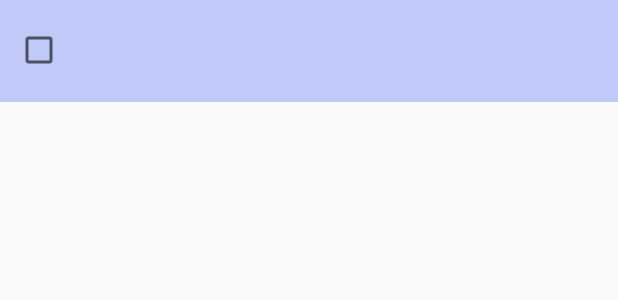
After one commit to javiGeno/vocLearn, an Android app: the layout layout_diccionario_seleccion.xml on its own in the app's theme, with its tools: preview values and no code run, on a phone screen of 412 x 824 dp. The commit adds this screen. Shown: the top 300 px of the screen. Run offline under Robolectric (Android 15) with nearby library versions, the phone set to English and light mode, and no system bars.

Commit message:
Comienzo seleccion entradas para grupo o conjunto

```diff
--- a/app/src/main/java/morajavier/pdm/voclearn/Adapter/AdapterConjuntos.kt
+++ b/app/src/main/java/morajavier/pdm/voclearn/Adapter/AdapterConjuntos.kt
@@ -109,9 +109,11 @@ class AdapterConjuntos( var items: MutableList<Conjunto>, val contenedorPadre :
 
                     //INSERTAMOS EN LA LISTA DEL CONJUNTO ACTUAL EL CUAL HA ESCUCHADO EL EVENTO
                     CRUDConjuntos.insertarEntradaEnEntradas(conjuntoEscucha, objetoMovido!!)
+
                     //QUITAMOS DE LA LISTA DE LA CARPETA, LA ENTRADA MOVIDA "objetoMovido"
                     //contenedorPadre.carpeta PUEDE SER UN Grupo O UN Conjunto
-                    adapter.quitarEntradaLista( objetoMovido, contenedorPadre.carpeta, posicionEntrada)
+                    //*********comentamos la línea por que es interesante que se mantenga en la carpeta padre también*******
+                   //adapter.quitarEntradaLista( objetoMovido, contenedorPadre.carpeta, posicionEntrada)
 
                     // CAMBIAMOS EL FONDO CUANDO EL OBJETO SE ARROJA ENCIMA DEL OBJETO QUE ESCUCHA
                     v.setBackgroundResource(R.drawable.borde_circular)
--- a/app/src/main/res/layout/barra_atras.xml
+++ b/app/src/main/res/layout/barra_atras.xml
@@ -20,7 +20,6 @@
         android:id="@+id/texto_nombre_carpeta"
         android:layout_width="match_parent"
         android:layout_height="35dp"
-        android:layout_alignParentRight="true"
         android:layout_marginStart="@dimen/margen1"
         android:layout_marginLeft="@dimen/margen1"
         android:layout_marginTop="@dimen/margen1"
@@ -28,13 +27,11 @@
         android:layout_marginRight="@dimen/margen1"
         android:layout_marginBottom="@dimen/margen1"
         android:layout_toRightOf="@id/btn_atras"
-        android:gravity="end"
+        android:gravity="center"
         android:text="HOLA"
-        android:textAlignment="textEnd"
         android:textColor="@android:color/holo_orange_dark"
         android:textSize="24sp"
         android:textStyle="bold"
-        android:layout_alignParentEnd="true"
         android:layout_toEndOf="@id/btn_atras" />
 
 </RelativeLayout>
--- /dev/null
+++ b/app/src/main/res/layout/layout_diccionario_seleccion.xml
@@ -0,0 +1,78 @@
+<?xml version="1.0" encoding="utf-8"?>
+<RelativeLayout xmlns:android="http://schemas.android.com/apk/res/android"
+    xmlns:app="http://schemas.android.com/apk/res-auto"
+    android:orientation="vertical"
+    android:layout_width="match_parent"
+    android:layout_height="match_parent"
+    >
+
+
+    <LinearLayout
+        android:id="@+id/click_detalle"
+        android:layout_width="match_parent"
+        android:layout_height="wrap_content"
+        android:background="@color/azulCielo"
+        android:clickable="true"
+        android:focusable="true"
+        android:orientation="horizontal">
+        <RelativeLayout
+            android:layout_width="wrap_content"
+            android:layout_height="match_parent">
+
+            <androidx.appcompat.widget.AppCompatCheckBox
+                android:id="@+id/check_select"
+                android:layout_width="35dp"
+                android:layout_height="35dp"
+                android:layout_centerVertical="true"
+                android:layout_margin="@dimen/margen1"
+                />
+
+
+        </RelativeLayout>
+
+        <RelativeLayout
+            android:layout_width="wrap_content"
+            android:layout_height="match_parent">
+
+            <ImageView
+                android:id="@+id/probabilidad"
+                android:layout_width="50dp"
+                android:layout_height="50dp"
+                android:layout_centerHorizontal="true"
+                android:layout_centerVertical="true"
+                android:layout_margin="@dimen/margen0"
+                android:adjustViewBounds="true"
+                android:padding="@dimen/margen0"
+                android:scaleType="fitCenter" />
+        </RelativeLayout>
+
+        <LinearLayout
+            android:layout_width="0dp"
+            android:layout_height="wrap_content"
+            android:layout_weight="4"
+            android:orientation="vertical">
+
+            <TextView
+                android:id="@+id/textView_palabra_ingles"
+                android:layout_width="match_parent"
+                android:layout_height="wrap_content"
+                android:padding="@dimen/margen0"
+                android:textColor="@android:color/black"
+                android:textSize="20sp"
+                android:textStyle="bold"
+                app:fontFamily="sans-serif-smallcaps" /><!--MAYÚSCULAS-->
+
+            <TextView
+                android:id="@+id/textView_traduccion"
+                android:layout_width="match_parent"
+                android:layout_height="wrap_content"
+                android:padding="@dimen/margen0"
+                android:textColor="@color/grisOscuro"
+                android:textSize="16sp"
+                android:textStyle="bold" />
+
+        </LinearLayout>
+
+
+    </LinearLayout>
+</RelativeLayout>
```
Also changed, not shown: app/src/main/java/morajavier/pdm/voclearn/Vistas/Conj_entra_Activity.kt (+5 -2 lines), app/src/main/java/morajavier/pdm/voclearn/Vistas/DialogoFragment.kt (added, +30 -0 lines), app/src/main/java/morajavier/pdm/voclearn/Vistas/DictionaryFragment.kt (+45 -8 lines).
